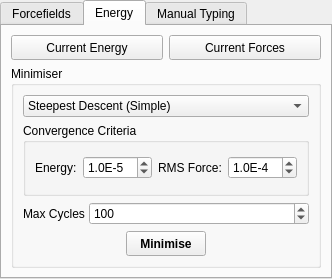
This is branches/nugui/src/gui/forcefields.ui in trisyoungs/aten as Qt 5 draws it before an edit. The edited form follows.
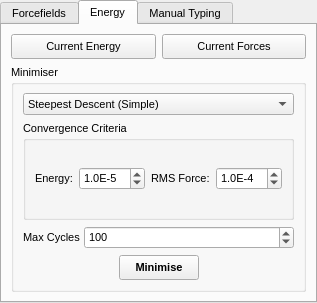
This is the edited form. The open tabs and pages were chosen to show the change. Icons and pictures are not drawn.

Commit message: Converted all icons to plain svg (again) using older version of Inkscape. Removed unnecessary call to setCentralWidget in GuiQt::run(). Tweaked some dock widget issues. Changed font size of all dock widgets to 8 pt. Added Messenger::richPrint() function to pass HTML-formatted message to GUI and stripped plaintext message to stdout if required.

```diff
--- a/branches/nugui/src/gui/forcefields.ui
+++ b/branches/nugui/src/gui/forcefields.ui
@@ -6,16 +6,21 @@
    <rect>
     <x>0</x>
     <y>0</y>
-    <width>270</width>
-    <height>279</height>
+    <width>290</width>
+    <height>303</height>
    </rect>
   </property>
   <property name="minimumSize">
    <size>
-    <width>270</width>
-    <height>279</height>
+    <width>290</width>
+    <height>303</height>
    </size>
   </property>
+  <property name="font">
+   <font>
+    <pointsize>8</pointsize>
+   </font>
+  </property>
   <property name="floating">
    <bool>true</bool>
   </property>
@@ -302,6 +307,12 @@
              <iconset resource="icons.qrc">
               <normaloff>:/forcefield/icons/forcefield_energy.svg</normaloff>:/forcefield/icons/forcefield_energy.svg</iconset>
             </property>
+            <property name="iconSize">
+             <size>
+              <width>16</width>
+              <height>16</height>
+             </size>
+            </property>
            </widget>
           </item>
           <item>
@@ -325,6 +336,12 @@
              <iconset resource="icons.qrc">
               <normaloff>:/forcefield/icons/forcefield_forces.svg</normaloff>:/forcefield/icons/forcefield_forces.svg</iconset>
             </property>
+            <property name="iconSize">
+             <size>
+              <width>16</width>
+              <height>16</height>
+             </size>
+            </property>
            </widget>
           </item>
          </layout>
@@ -539,6 +556,12 @@
                 <iconset resource="icons.qrc">
                  <normaloff>:/forcefield/icons/forcefield_minimise.svg</normaloff>:/forcefield/icons/forcefield_minimise.svg</iconset>
                </property>
+               <property name="iconSize">
+                <size>
+                 <width>16</width>
+                 <height>16</height>
+                </size>
+               </property>
                <property name="autoDefault">
                 <bool>false</bool>
                </property>
```
Left out of the diff: 12 changed lines with no effect on the pictures. The commit also changes 156 other files.
